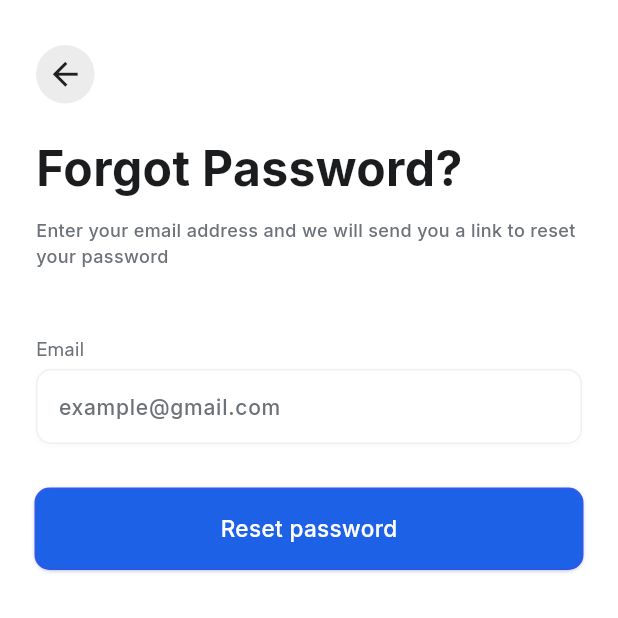
After one commit to yozhykovanatolii/smart_courier_assistant_app, a Flutter app: the screen it shows after launch, after a tap on "Forgot Password?", on a phone screen of 412 x 824 dp, the top half of it. The commit adds this screen. Run offline on Flutter 3.47's test engine with Material 3 defaults, Android fonts, the phone set to English and light mode, and no system bars; our stand-ins replace another_flutter_splash_screen, bloc, firebase_auth, firebase_core, flutter_bloc, formz and 2 more; accounts and stored records are empty.

Commit message:
Create ForgotPage with UI components

```diff
--- /dev/null
+++ b/lib/feature/forgot_password/forgot_password.dart
@@ -0,0 +1 @@
+export 'view/forgot_password_page.dart';
--- /dev/null
+++ b/lib/feature/forgot_password/view/forgot_password_page.dart
@@ -0,0 +1,68 @@
+import 'package:flutter/material.dart';
+import 'package:smart_courier_assistant_app/feature/forgot_password/widgets/widgets.dart';
+import 'package:smart_courier_assistant_app/gen/fonts.gen.dart';
+import 'package:smart_courier_assistant_app/ui/app_colors.dart';
+import 'package:smart_courier_assistant_app/ui/widgets/arrow_back_button.dart';
+
+class ForgotPasswordPage extends StatelessWidget {
+  const ForgotPasswordPage({super.key});
+
+  @override
+  Widget build(BuildContext context) {
+    return Scaffold(
+      backgroundColor: Colors.white,
+      body: SafeArea(
+        child: ListView(
+          padding: const EdgeInsets.only(
+            top: 30,
+            left: 24,
+            right: 24,
+          ),
+          children: [
+            const Align(
+              alignment: AlignmentGeometry.centerStart,
+              child: ArrowBackButton(),
+            ),
+            const SizedBox(height: 20),
+            const Text(
+              'Forgot Password?',
+              textAlign: TextAlign.start,
+              style: TextStyle(
+                color: AppColors.black,
+                fontSize: 32,
+                fontWeight: FontWeight.w700,
+                fontFamily: FontFamily.inter,
+              ),
+            ),
+            const SizedBox(height: 10),
+            const Text(
+              'Enter your email address and we will send you a link to reset your password',
+              textAlign: TextAlign.start,
+              style: TextStyle(
+                color: AppColors.grey,
+                fontSize: 12,
+                fontWeight: FontWeight.w500,
+                fontFamily: FontFamily.inter,
+              ),
+            ),
+            const SizedBox(height: 45),
+            const Text(
+              'Email',
+              textAlign: TextAlign.start,
+              style: TextStyle(
+                color: AppColors.grey,
+                fontSize: 12,
+                fontWeight: FontWeight.w500,
+                fontFamily: FontFamily.plusJakartaSans,
+              ),
+            ),
+            const SizedBox(height: 5),
+            const EmailTextField(),
+            const SizedBox(height: 30),
+            const ResetPasswordButton(),
+          ],
+        ),
+      ),
+    );
+  }
+}
--- /dev/null
+++ b/lib/feature/forgot_password/widgets/email_text_field.dart
@@ -0,0 +1,15 @@
+import 'package:flutter/widgets.dart';
+import 'package:smart_courier_assistant_app/ui/widgets/app_text_field.dart';
+
+class EmailTextField extends StatelessWidget {
+  const EmailTextField({super.key});
+
+  @override
+  Widget build(BuildContext context) {
+    return AppTextField(
+      hintText: 'example@gmail.com',
+      onChanged: (value) {},
+      isValid: true,
+    );
+  }
+}
--- /dev/null
+++ b/lib/feature/forgot_password/widgets/reset_password_button.dart
@@ -0,0 +1,36 @@
+import 'package:flutter/material.dart';
+import 'package:smart_courier_assistant_app/gen/fonts.gen.dart';
+import 'package:smart_courier_assistant_app/ui/widgets/app_elevated_button.dart';
+
+class ResetPasswordButton extends StatelessWidget {
+  const ResetPasswordButton({super.key});
+
+  @override
+  Widget build(BuildContext context) {
+    return AppElevatedButton(
+      onPressed: () {},
+      padding: const EdgeInsetsGeometry.symmetric(vertical: 16),
+      backgroundColor: const Color(0xFF1D61E7),
+      boxShadows: [
+        const BoxShadow(
+          spreadRadius: 1,
+          color: Color(0xFF375DFB),
+        ),
+        BoxShadow(
+          offset: const Offset(0, 1),
+          blurRadius: 2,
+          color: const Color(0xFF253EA7).withValues(alpha: 0.48),
+        ),
+      ],
+      child: const Text(
+        'Reset password',
+        style: TextStyle(
+          color: Colors.white,
+          fontSize: 15,
+          fontWeight: FontWeight.w500,
+          fontFamily: FontFamily.inter,
+        ),
+      ),
+    );
+  }
+}
--- /dev/null
+++ b/lib/feature/forgot_password/widgets/widgets.dart
@@ -0,0 +1,2 @@
+export 'email_text_field.dart';
+export 'reset_password_button.dart';
--- a/lib/feature/login/widgets/forgot_password_text_button.dart
+++ b/lib/feature/login/widgets/forgot_password_text_button.dart
@@ -1,4 +1,5 @@
 import 'package:flutter/material.dart';
+import 'package:smart_courier_assistant_app/feature/forgot_password/forgot_password.dart';
 import 'package:smart_courier_assistant_app/gen/fonts.gen.dart';
 import 'package:smart_courier_assistant_app/ui/app_colors.dart';
 
@@ -8,6 +9,12 @@ class ForgotPasswordTextButton extends StatelessWidget {
   @override
   Widget build(BuildContext context) {
     return GestureDetector(
+      onTap: () {
+        Navigator.push(
+          context,
+          MaterialPageRoute(builder: (_) => const ForgotPasswordPage()),
+        );
+      },
       child: const Text(
         'Forgot Password?',
         style: TextStyle(
--- /dev/null
+++ b/lib/ui/widgets/arrow_back_button.dart
@@ -0,0 +1,23 @@
+import 'package:flutter/material.dart';
+
+class ArrowBackButton extends StatelessWidget {
+  const ArrowBackButton({super.key});
+
+  @override
+  Widget build(BuildContext context) {
+    return GestureDetector(
+      onTap: () => Navigator.maybePop(context),
+      child: Container(
+        padding: const EdgeInsets.all(7),
+        decoration: const BoxDecoration(
+          shape: BoxShape.circle,
+          color: Color(0xFFECECEC),
+        ),
+        child: const Icon(
+          Icons.arrow_back_sharp,
+          size: 25,
+        ),
+      ),
+    );
+  }
+}
```
